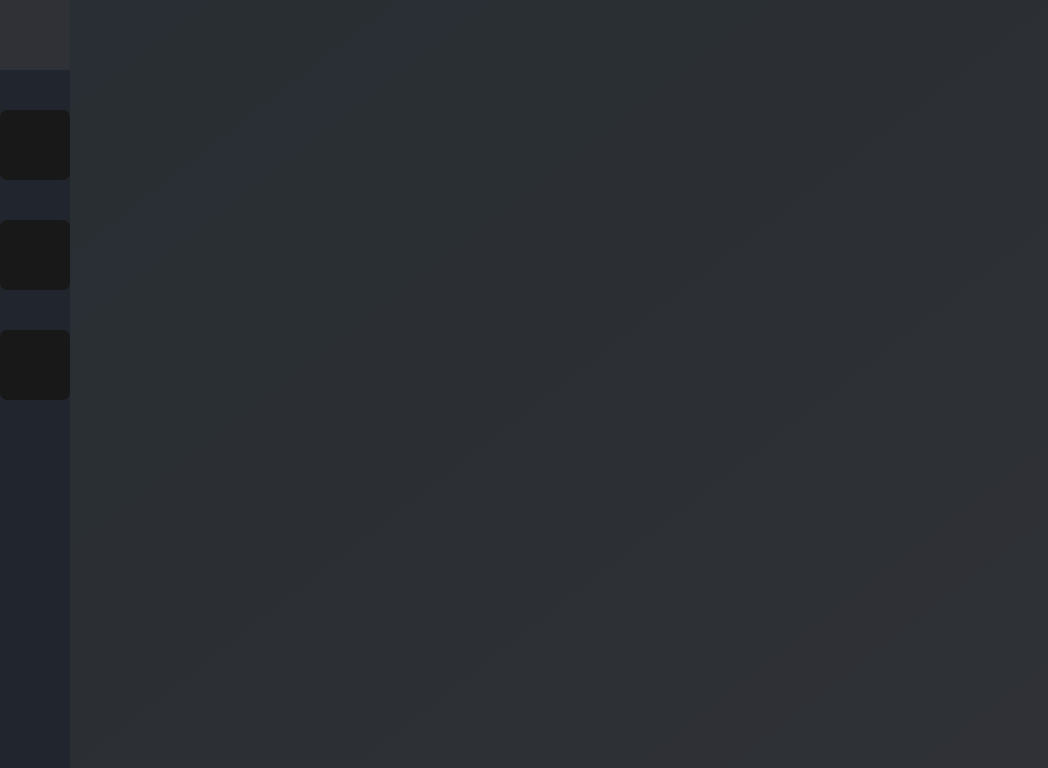
Qt form ui/main.ui (DenisPald/spaced-repetition) before a commit.
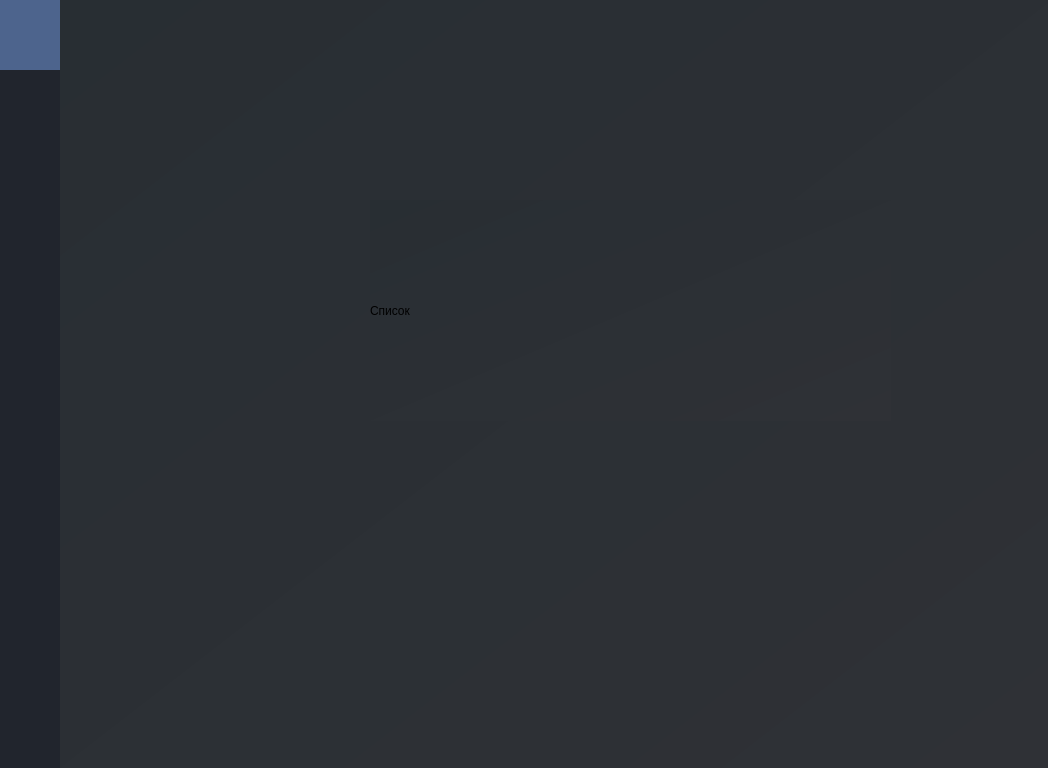
The same form after that commit. Icons and pictures are not drawn.

What changed in the file:
```diff
--- a/ui/main.ui
+++ b/ui/main.ui
@@ -43,7 +43,7 @@
      <widget class="QFrame" name="left_frame">
       <property name="maximumSize">
        <size>
-        <width>70</width>
+        <width>60</width>
         <height>16777215</height>
        </size>
       </property>
@@ -120,6 +120,7 @@
             </property>
             <property name="styleSheet">
              <string notr="true">border: 0px solid;
+background: #4d648d;
 </string>
             </property>
             <property name="text">
@@ -159,13 +160,13 @@
          </property>
          <layout class="QVBoxLayout" name="verticalLayout_3">
           <property name="spacing">
-           <number>40</number>
+           <number>10</number>
           </property>
           <property name="leftMargin">
            <number>0</number>
           </property>
           <property name="topMargin">
-           <number>40</number>
+           <number>10</number>
           </property>
           <property name="rightMargin">
            <number>0</number>
@@ -187,11 +188,19 @@
               <height>70</height>
              </size>
             </property>
+            <property name="font">
+             <font>
+              <family>Arial Black</family>
+              <pointsize>10</pointsize>
+              <weight>75</weight>
+              <bold>true</bold>
+             </font>
+            </property>
             <property name="styleSheet">
              <string notr="true">color: #fff;
-background-color: #181818;
+background-color: none;
 border: 0px solid;
-border-radius: 7px;</string>
+border-radius: 30px;</string>
             </property>
             <property name="text">
              <string/>
@@ -202,8 +211,8 @@
             </property>
             <property name="iconSize">
              <size>
-              <width>40</width>
-              <height>40</height>
+              <width>30</width>
+              <height>30</height>
              </size>
             </property>
            </widget>
@@ -222,11 +231,19 @@
               <height>70</height>
              </size>
             </property>
+            <property name="font">
+             <font>
+              <family>Arial Black</family>
+              <pointsize>10</pointsize>
+              <weight>75</weight>
+              <bold>true</bold>
+             </font>
+            </property>
             <property name="styleSheet">
              <string notr="true">color: #fff;
-background-color: #181818;
+background-color: none;
 border: 0px solid;
-border-radius: 7px;</string>
+border-radius: 30px;</string>
             </property>
             <property name="text">
              <string/>
@@ -237,8 +254,8 @@
             </property>
             <property name="iconSize">
              <size>
-              <width>40</width>
-              <height>40</height>
+              <width>30</width>
+              <height>30</height>
              </size>
             </property>
            </widget>
@@ -257,11 +274,19 @@
               <height>70</height>
              </size>
             </property>
+            <property name="font">
+             <font>
+              <family>Arial Black</family>
+              <pointsize>10</pointsize>
+              <weight>75</weight>
+              <bold>true</bold>
+             </font>
+            </property>
             <property name="styleSheet">
              <string notr="true">color: #fff;
-background-color: #181818;
+background-color: none;
 border: 0px solid;
-border-radius: 7px;</string>
+border-radius: 30px;</string>
             </property>
             <property name="text">
              <string/>
@@ -272,8 +297,8 @@
             </property>
             <property name="iconSize">
              <size>
-              <width>40</width>
-              <height>40</height>
+              <width>30</width>
+              <height>30</height>
              </size>
             </property>
            </widget>
@@ -314,10 +339,53 @@
        <item>
         <widget class="QStackedWidget" name="stackedWidget">
          <property name="currentIndex">
-          <number>0</number>
+          <number>1</number>
          </property>
-         <widget class="QWidget" name="page"/>
-         <widget class="QWidget" name="page_2"/>
+         <widget class="QWidget" name="home_page">
+          <widget class="QLabel" name="label">
+           <property name="geometry">
+            <rect>
+             <x>270</x>
+             <y>170</y>
+             <width>451</width>
+             <height>281</height>
+            </rect>
+           </property>
+           <property name="text">
+            <string>Домашняя</string>
+           </property>
+          </widget>
+         </widget>
+         <widget class="QWidget" name="edit_page">
+          <widget class="QLabel" name="label_3">
+           <property name="geometry">
+            <rect>
+             <x>310</x>
+             <y>200</y>
+             <width>521</width>
+             <height>221</height>
+            </rect>
+           </property>
+           <property name="text">
+            <string>Список</string>
+           </property>
+          </widget>
+         </widget>
+         <widget class="QWidget" name="settings_page">
+          <widget class="QLabel" name="label_2">
+           <property name="geometry">
+            <rect>
+             <x>270</x>
+             <y>190</y>
+             <width>391</width>
+             <height>231</height>
+            </rect>
+           </property>
+           <property name="text">
+            <string>НАСТРОЙКИ</string>
+           </property>
+          </widget>
+         </widget>
         </widget>
        </item>
       </layout>
```
Left out of the diff: 10 changed lines with no effect on the pictures.
